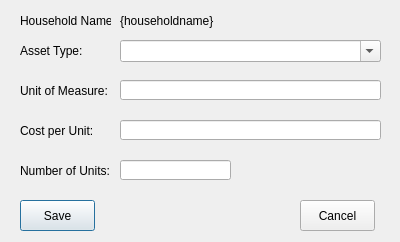
Before: the Qt Designer form open-ihm/gui/designs/ui_household_addasset.ui in snim2mirror/openihm, drawn with Qt 5.
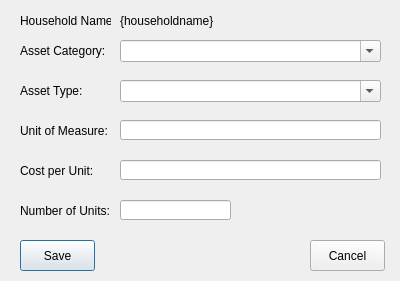
After: the same form once the commit is applied.

Commit message: Issue 35, 36 and 42: Modified data entry forms for assets, income: crops, livestock, transfers etc

```diff
--- a/open-ihm/gui/designs/ui_household_addasset.ui
+++ b/open-ihm/gui/designs/ui_household_addasset.ui
@@ -7,7 +7,7 @@
     <x>0</x>
     <y>0</y>
     <width>400</width>
-    <height>242</height>
+    <height>281</height>
    </rect>
   </property>
   <property name="windowTitle">
@@ -43,7 +43,7 @@
    <property name="geometry">
     <rect>
      <x>20</x>
-     <y>40</y>
+     <y>80</y>
      <width>91</width>
      <height>21</height>
     </rect>
@@ -56,7 +56,7 @@
    <property name="geometry">
     <rect>
      <x>120</x>
-     <y>40</y>
+     <y>80</y>
      <width>261</width>
      <height>22</height>
     </rect>
@@ -69,7 +69,7 @@
    <property name="geometry">
     <rect>
      <x>20</x>
-     <y>80</y>
+     <y>120</y>
      <width>91</width>
      <height>21</height>
     </rect>
@@ -82,7 +82,7 @@
    <property name="geometry">
     <rect>
      <x>120</x>
-     <y>80</y>
+     <y>120</y>
      <width>261</width>
      <height>20</height>
     </rect>
@@ -92,7 +92,7 @@
    <property name="geometry">
     <rect>
      <x>120</x>
-     <y>120</y>
+     <y>160</y>
      <width>261</width>
      <height>20</height>
     </rect>
@@ -102,7 +102,7 @@
    <property name="geometry">
     <rect>
      <x>20</x>
-     <y>120</y>
+     <y>160</y>
      <width>91</width>
      <height>21</height>
     </rect>
@@ -115,7 +115,7 @@
    <property name="geometry">
     <rect>
      <x>120</x>
-     <y>160</y>
+     <y>200</y>
      <width>111</width>
      <height>20</height>
     </rect>
@@ -125,7 +125,7 @@
    <property name="geometry">
     <rect>
      <x>20</x>
-     <y>160</y>
+     <y>200</y>
      <width>91</width>
      <height>21</height>
     </rect>
@@ -138,7 +138,7 @@
    <property name="geometry">
     <rect>
      <x>20</x>
-     <y>200</y>
+     <y>240</y>
      <width>75</width>
      <height>31</height>
     </rect>
@@ -150,8 +150,8 @@
   <widget class="QPushButton" name="cmdCancel">
    <property name="geometry">
     <rect>
-     <x>300</x>
-     <y>200</y>
+     <x>310</x>
+     <y>240</y>
      <width>75</width>
      <height>31</height>
     </rect>
@@ -160,6 +160,32 @@
     <string>Cancel</string>
    </property>
   </widget>
+  <widget class="QLabel" name="label_7">
+   <property name="geometry">
+    <rect>
+     <x>20</x>
+     <y>40</y>
+     <width>91</width>
+     <height>21</height>
+    </rect>
+   </property>
+   <property name="text">
+    <string>Asset Category:</string>
+   </property>
+  </widget>
+  <widget class="QComboBox" name="cboAssetCategory">
+   <property name="geometry">
+    <rect>
+     <x>120</x>
+     <y>40</y>
+     <width>261</width>
+     <height>22</height>
+    </rect>
+   </property>
+   <property name="editable">
+    <bool>true</bool>
+   </property>
+  </widget>
  </widget>
  <resources/>
  <connections/>
```
Left out of the diff: 9 changed lines with no effect on the pictures. The commit also changes 13 other files.
